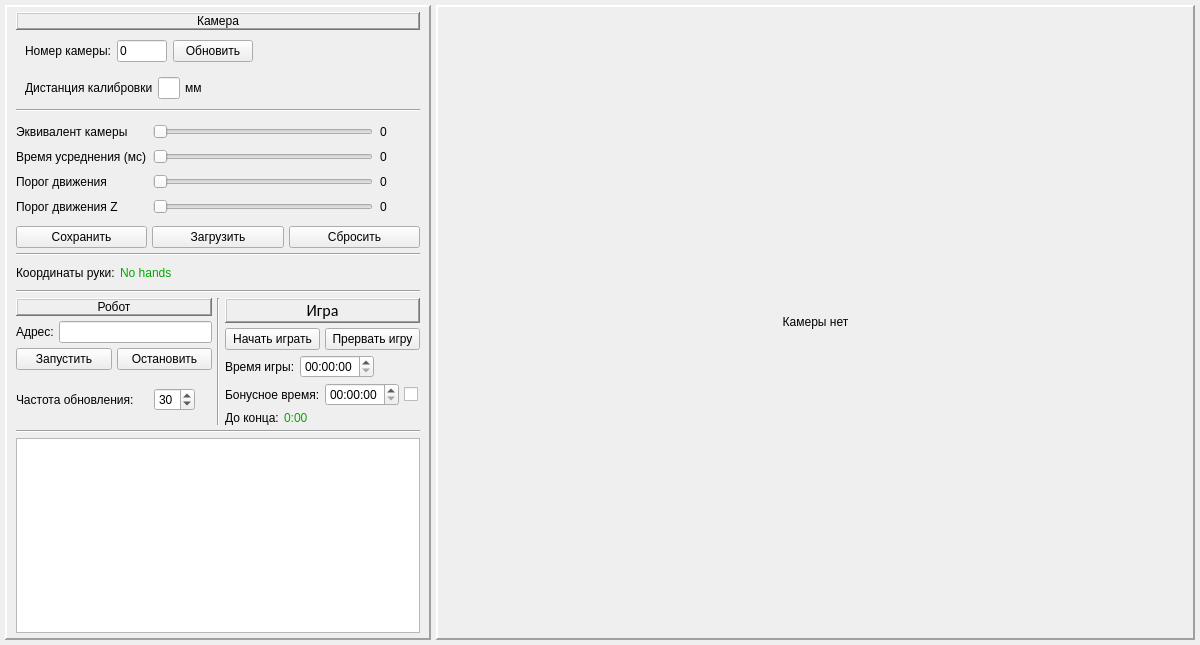
Qt form py/HapHapch/Qt/PyQtWindow.ui (KirillHit/HandTracker) before a commit.
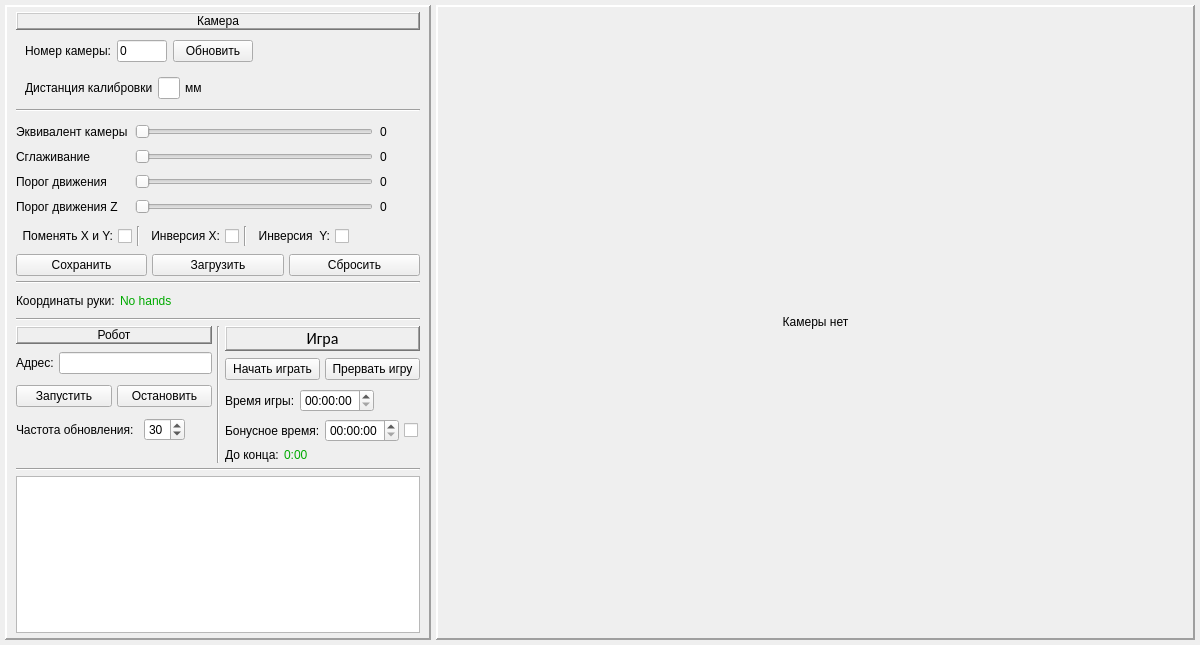
The same form after that commit.

What changed in the file:
```diff
--- a/py/HapHapch/Qt/PyQtWindow.ui
+++ b/py/HapHapch/Qt/PyQtWindow.ui
@@ -296,6 +296,22 @@
            <property name="verticalSpacing">
             <number>10</number>
            </property>
+           <item row="1" column="1">
+            <widget class="QSlider" name="TimeApprox">
+             <property name="maximum">
+              <number>100</number>
+             </property>
+             <property name="pageStep">
+              <number>1</number>
+             </property>
+             <property name="value">
+              <number>0</number>
+             </property>
+             <property name="orientation">
+              <enum>Qt::Horizontal</enum>
+             </property>
+            </widget>
+           </item>
            <item row="0" column="1">
             <widget class="QSlider" name="CalibCam">
              <property name="maximum">
@@ -312,16 +328,19 @@
              </property>
             </widget>
            </item>
-           <item row="2" column="1">
-            <widget class="QSlider" name="FixedParam">
-             <property name="maximum">
-              <number>20</number>
+           <item row="3" column="2">
+            <widget class="QLabel" name="Lab_FixedParam_Z">
+             <property name="sizePolicy">
+              <sizepolicy hsizetype="Fixed" vsizetype="Preferred">
+               <horstretch>0</horstretch>
+               <verstretch>0</verstretch>
+              </sizepolicy>
              </property>
-             <property name="pageStep">
-              <number>1</number>
+             <property name="text">
+              <string>0</string>
              </property>
-             <property name="orientation">
-              <enum>Qt::Horizontal</enum>
+             <property name="margin">
+              <number>3</number>
              </property>
             </widget>
            </item>
@@ -332,38 +351,6 @@
              </property>
             </widget>
            </item>
-           <item row="1" column="1">
-            <widget class="QSlider" name="TimeApprox">
-             <property name="maximum">
-              <number>2000</number>
-             </property>
-             <property name="pageStep">
-              <number>1</number>
-             </property>
-             <property name="value">
-              <number>0</number>
-             </property>
-             <property name="orientation">
-              <enum>Qt::Horizontal</enum>
-             </property>
-            </widget>
-           </item>
-           <item row="3" column="2">
-            <widget class="QLabel" name="Lab_FixedParam_Z">
-             <property name="sizePolicy">
-              <sizepolicy hsizetype="Fixed" vsizetype="Preferred">
-               <horstretch>0</horstretch>
-               <verstretch>0</verstretch>
-              </sizepolicy>
-             </property>
-             <property name="text">
-              <string>0</string>
-             </property>
-             <property name="margin">
-              <number>3</number>
-             </property>
-            </widget>
-           </item>
            <item row="1" column="2">
             <widget class="QLabel" name="Lab_TimeApprox">
              <property name="sizePolicy">
@@ -380,6 +367,39 @@
              </property>
             </widget>
            </item>
+           <item row="2" column="1">
+            <widget class="QSlider" name="FixedParam">
+             <property name="maximum">
+              <number>100</number>
+             </property>
+             <property name="pageStep">
+              <number>1</number>
+             </property>
+             <property name="orientation">
+              <enum>Qt::Horizontal</enum>
+             </property>
+            </widget>
+           </item>
+           <item row="1" column="0">
+            <widget class="QLabel" name="label_6">
+             <property name="text">
+              <string>Cглаживание</string>
+             </property>
+            </widget>
+           </item>
+           <item row="3" column="1">
+            <widget class="QSlider" name="FixedParam_Z">
+             <property name="maximum">
+              <number>100</number>
+             </property>
+             <property name="pageStep">
+              <number>1</number>
+             </property>
+             <property name="orientation">
+              <enum>Qt::Horizontal</enum>
+             </property>
+            </widget>
+           </item>
            <item row="0" column="2">
             <widget class="QLabel" name="Lab_CalibCam">
              <property name="sizePolicy">
@@ -402,13 +422,6 @@
              </property>
             </widget>
            </item>
-           <item row="1" column="0">
-            <widget class="QLabel" name="label_6">
-             <property name="text">
-              <string>Время усреднения (мс)</string>
-             </property>
-            </widget>
-           </item>
            <item row="2" column="2">
             <widget class="QLabel" name="Lab_FixedParam">
              <property name="sizePolicy">
@@ -425,19 +438,6 @@
              </property>
             </widget>
            </item>
-           <item row="3" column="1">
-            <widget class="QSlider" name="FixedParam_Z">
-             <property name="maximum">
-              <number>20</number>
-             </property>
-             <property name="pageStep">
-              <number>1</number>
-             </property>
-             <property name="orientation">
-              <enum>Qt::Horizontal</enum>
-             </property>
-            </widget>
-           </item>
            <item row="2" column="0">
             <widget class="QLabel" name="label_7">
              <property name="text">
@@ -454,6 +454,73 @@
            </item>
           </layout>
          </item>
+         <item>
+          <layout class="QHBoxLayout" name="horizontalLayout_14">
+           <property name="bottomMargin">
+            <number>3</number>
+           </property>
+           <item>
+            <widget class="QCheckBox" name="Change_XY_Box">
+             <property name="layoutDirection">
+              <enum>Qt::RightToLeft</enum>
+             </property>
+             <property name="text">
+              <string>Поменять X и Y:</string>
+             </property>
+             <property name="tristate">
+              <bool>false</bool>
+             </property>
+            </widget>
+           </item>
+           <item>
+            <widget class="Line" name="line_5">
+             <property name="orientation">
+              <enum>Qt::Vertical</enum>
+             </property>
+            </widget>
+           </item>
+           <item>
+            <widget class="QCheckBox" name="Inv_X_Box">
+             <property name="layoutDirection">
+              <enum>Qt::RightToLeft</enum>
+             </property>
+             <property name="text">
+              <string>Инверсия X:</string>
+             </property>
+            </widget>
+           </item>
+           <item>
+            <widget class="Line" name="line_7">
+             <property name="orientation">
+              <enum>Qt::Vertical</enum>
+             </property>
+            </widget>
+           </item>
+           <item>
+            <widget class="QCheckBox" name="Inv_Y_Box">
+             <property name="layoutDirection">
+              <enum>Qt::RightToLeft</enum>
+             </property>
+             <property name="text">
+              <string>Инверсия  Y:</string>
+             </property>
+            </widget>
+           </item>
+           <item>
+            <widget class="QLabel" name="label_13">
+             <property name="sizePolicy">
+              <sizepolicy hsizetype="Expanding" vsizetype="Preferred">
+               <horstretch>0</horstretch>
+               <verstretch>0</verstretch>
+              </sizepolicy>
+             </property>
+             <property name="text">
+              <string/>
+             </property>
+            </widget>
+           </item>
+          </layout>
+         </item>
          <item>
           <layout class="QHBoxLayout" name="horizontalLayout_6">
            <item>
@@ -535,6 +602,9 @@
          </item>
          <item>
           <layout class="QHBoxLayout" name="horizontalLayout_8" stretch="1,0,1">
+           <property name="sizeConstraint">
+            <enum>QLayout::SetMaximumSize</enum>
+           </property>
            <item>
             <layout class="QVBoxLayout" name="verticalLayout_3">
              <item>
@@ -567,6 +637,12 @@
              </item>
              <item>
               <layout class="QHBoxLayout" name="horizontalLayout_4">
+               <property name="topMargin">
+                <number>3</number>
+               </property>
+               <property name="bottomMargin">
+                <number>3</number>
+               </property>
                <item>
                 <widget class="QLabel" name="label_12">
                  <property name="sizePolicy">
@@ -620,6 +696,12 @@
              </item>
              <item>
               <layout class="QHBoxLayout" name="horizontalLayout_7">
+               <property name="topMargin">
+                <number>3</number>
+               </property>
+               <property name="bottomMargin">
+                <number>3</number>
+               </property>
                <item>
                 <widget class="QPushButton" name="StartServerBut">
                  <property name="sizePolicy">
@@ -655,15 +737,30 @@
               </layout>
              </item>
              <item>
-              <layout class="QHBoxLayout" name="horizontalLayout_10" stretch="1,0,0">
+              <layout class="QHBoxLayout" name="horizontalLayout_10" stretch="0,0,0">
                <property name="spacing">
                 <number>10</number>
                </property>
+               <property name="sizeConstraint">
+                <enum>QLayout::SetDefaultConstraint</enum>
+               </property>
+               <property name="topMargin">
+                <number>3</number>
+               </property>
                <property name="rightMargin">
                 <number>0</number>
                </property>
+               <property name="bottomMargin">
+                <number>3</number>
+               </property>
                <item>
                 <widget class="QLabel" name="label_15">
+                 <property name="sizePolicy">
+                  <sizepolicy hsizetype="Preferred" vsizetype="Preferred">
+                   <horstretch>0</horstretch>
+                   <verstretch>0</verstretch>
+                  </sizepolicy>
+                 </property>
                  <property name="text">
                   <string>Частота обновления:</string>
                  </property>
@@ -672,7 +769,7 @@
                <item>
                 <widget class="QSpinBox" name="FrequencySlender">
                  <property name="sizePolicy">
-                  <sizepolicy hsizetype="Maximum" vsizetype="Fixed">
+                  <sizepolicy hsizetype="Fixed" vsizetype="Fixed">
                    <horstretch>0</horstretch>
                    <verstretch>0</verstretch>
                   </sizepolicy>
@@ -688,7 +785,7 @@
                <item>
                 <widget class="QLabel" name="label_5">
                  <property name="sizePolicy">
-                  <sizepolicy hsizetype="Minimum" vsizetype="Preferred">
+                  <sizepolicy hsizetype="Expanding" vsizetype="Preferred">
                    <horstretch>0</horstretch>
                    <verstretch>0</verstretch>
                   </sizepolicy>
@@ -700,6 +797,19 @@
                </item>
               </layout>
              </item>
+             <item>
+              <widget class="QLabel" name="label_16">
+               <property name="sizePolicy">
+                <sizepolicy hsizetype="Preferred" vsizetype="Minimum">
+                 <horstretch>0</horstretch>
+                 <verstretch>0</verstretch>
+                </sizepolicy>
+               </property>
+               <property name="text">
+                <string/>
+               </property>
+              </widget>
+             </item>
             </layout>
            </item>
            <item>
@@ -750,6 +860,12 @@
              </item>
              <item>
               <layout class="QHBoxLayout" name="horizontalLayout_9">
+               <property name="topMargin">
+                <number>2</number>
+               </property>
+               <property name="bottomMargin">
+                <number>2</number>
+               </property>
                <item>
                 <widget class="QPushButton" name="StartGameBut">
                  <property name="minimumSize">
@@ -780,6 +896,12 @@
              </item>
              <item>
               <layout class="QHBoxLayout" name="horizontalLayout">
+               <property name="topMargin">
+                <number>2</number>
+               </property>
+               <property name="bottomMargin">
+                <number>2</number>
+               </property>
                <item>
                 <widget class="QLabel" name="label_17">
                  <property name="sizePolicy">
@@ -820,6 +942,12 @@
              </item>
              <item>
               <layout class="QHBoxLayout" name="horizontalLayout_11">
+               <property name="topMargin">
+                <number>0</number>
+               </property>
+               <property name="bottomMargin">
+                <number>0</number>
+               </property>
                <item>
                 <widget class="QLabel" name="label_18">
                  <property name="text">
@@ -854,6 +982,12 @@
              </item>
              <item>
               <layout class="QHBoxLayout" name="horizontalLayout_12">
+               <property name="topMargin">
+                <number>0</number>
+               </property>
+               <property name="bottomMargin">
+                <number>0</number>
+               </property>
                <item>
                 <widget class="QLabel" name="label_22">
                  <property name="text">
```
